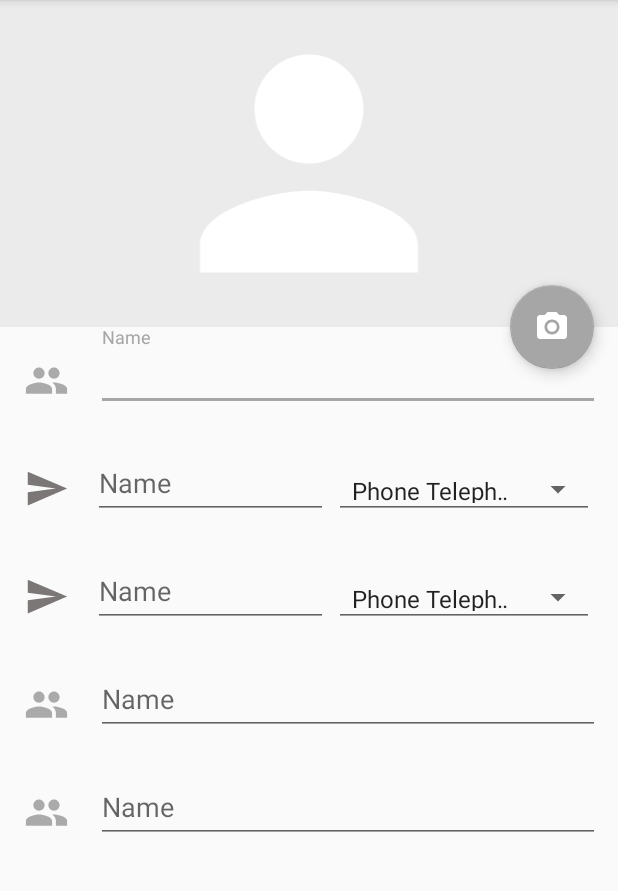
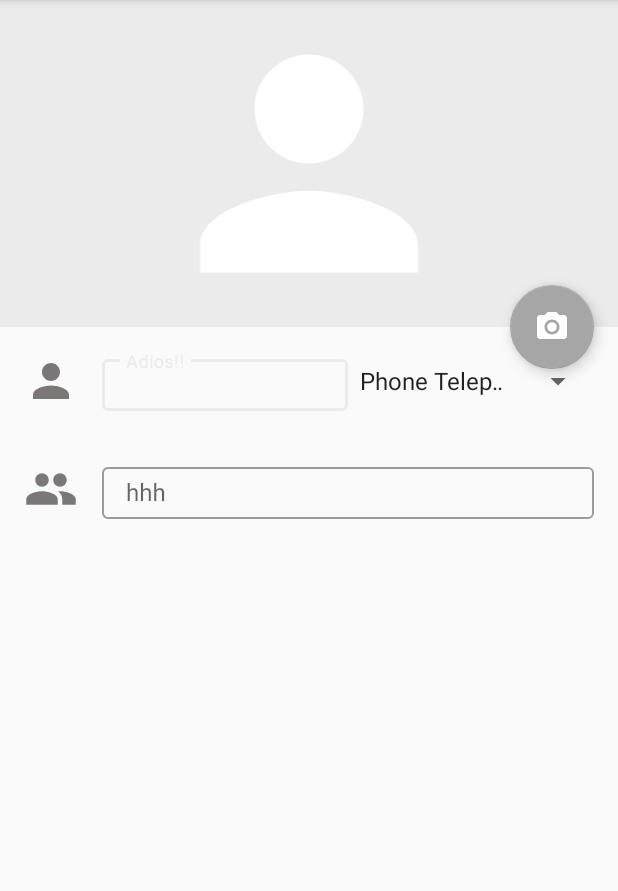
Before and after one commit to ricardomorarey/Interface, an Android app: the screen it shows after launch (MainActivity), on a phone screen of 412 x 824 dp, the part 84-975 px from its top. Run offline under Robolectric (Android 15) with nearby library versions, the light colour scheme and no system bars.

Commit message:
outline refactor

```diff
--- a/app/src/main/AndroidManifest.xml
+++ b/app/src/main/AndroidManifest.xml
@@ -16,7 +16,7 @@
         android:roundIcon="@mipmap/ic_launcher_round"
         android:supportsRtl="true"
         android:theme="@style/AppTheme">
-        <activity android:name=".Componentes">
+        <activity android:name=".Componentes.Componentes">
             android:label="@string/app_name"
             android:theme="@style/AppTheme2">
         </activity>
--- a/app/src/main/java/com/ricardo/interfaces/Componentes.kt
+++ b/app/src/main/java/com/ricardo/interfaces/Componentes/Componentes.kt
@@ -1,7 +1,8 @@
-package com.ricardo.interfaces
+package com.ricardo.interfaces.Componentes
 
 import androidx.appcompat.app.AppCompatActivity
 import android.os.Bundle
+import com.ricardo.interfaces.R
 
 class Componentes : AppCompatActivity() {
 
--- /dev/null
+++ b/app/src/main/java/com/ricardo/interfaces/Componentes/ItemMain.kt
@@ -0,0 +1,29 @@
+package com.ricardo.interfaces.Componentes
+
+import android.content.Context
+import android.util.AttributeSet
+import android.view.View
+import android.widget.EditText
+import android.widget.ImageView
+import android.widget.LinearLayout
+import com.ricardo.interfaces.R
+
+class ItemMain(context: Context?, attrs: AttributeSet?): LinearLayout(context, attrs) {
+
+    private val icon: ImageView
+    private val editText: EditText
+
+    init {
+        View.inflate(this.context, R.layout.item_input_text,this)
+
+        icon = findViewById(R.id.imageView7)
+        editText = findViewById(R.id.editText6)
+
+        attrs?.let {
+            val typeArray = context!!.obtainStyledAttributes(it,
+                R.styleable.ItemMain, 0, 0)
+            editText.hint = typeArray.getString(R.styleable.ItemMain_im_et)
+        }
+
+    }
+}
--- /dev/null
+++ b/app/src/main/java/com/ricardo/interfaces/Componentes/ItemMainSpinner.kt
@@ -0,0 +1,31 @@
+package com.ricardo.interfaces.Componentes
+
+import android.content.Context
+import android.util.AttributeSet
+import android.view.View
+import android.widget.EditText
+import android.widget.ImageView
+import android.widget.LinearLayout
+import com.google.android.material.textfield.TextInputLayout
+import com.ricardo.interfaces.R
+
+class ItemMainSpinner(context: Context?, attrs: AttributeSet?): LinearLayout(context, attrs) {
+
+    private val icon: ImageView
+
+    private val editText: TextInputLayout
+
+    init {
+        View.inflate(this.context, R.layout.item_imput_text_spinner,this)
+
+        icon = findViewById(R.id.imageView7)
+        editText = findViewById(R.id.inputNickName)
+
+        attrs?.let {
+            val typeArray = context!!.obtainStyledAttributes(it,
+                R.styleable.ItemMainSpinner, 0, 0)
+            editText.hint = typeArray.getString(R.styleable.ItemMainSpinner_ims_editspin)
+        }
+
+    }
+}
--- a/app/src/main/java/com/ricardo/interfaces/MiComponente.kt
+++ b/app/src/main/java/com/ricardo/interfaces/Componentes/MiComponente.kt
@@ -1,8 +1,9 @@
-package com.ricardo.interfaces
+package com.ricardo.interfaces.Componentes
 
 import android.content.Context
 import android.util.AttributeSet
 import android.widget.RelativeLayout
+import com.ricardo.interfaces.R
 
 class MiComponente(context: Context, attrs: AttributeSet) : RelativeLayout(context, attrs){
 
--- a/app/src/main/java/com/ricardo/interfaces/MiNomponente2.kt
+++ b/app/src/main/java/com/ricardo/interfaces/Componentes/MiNomponente2.kt
@@ -1,8 +1,9 @@
-package com.ricardo.interfaces
+package com.ricardo.interfaces.Componentes
 
 import android.content.Context
 import android.util.AttributeSet
 import android.widget.LinearLayout
+import com.ricardo.interfaces.R
 
 class MiNomponente2 (context: Context, attrs: AttributeSet) : LinearLayout(context, attrs){
 
--- a/app/src/main/java/com/ricardo/interfaces/SummaryText.kt
+++ b/app/src/main/java/com/ricardo/interfaces/Componentes/SummaryText.kt
@@ -1,4 +1,4 @@
-package com.ricardo.interfaces
+package com.ricardo.interfaces.Componentes
 
 import android.content.Context
 import android.util.AttributeSet
@@ -6,6 +6,7 @@ import android.view.View
 import android.widget.ImageView
 import android.widget.LinearLayout
 import android.widget.TextView
+import com.ricardo.interfaces.R
 
 class SummaryText(context: Context?, attrs: AttributeSet?) : LinearLayout(context, attrs) {
 
@@ -20,7 +21,8 @@ class SummaryText(context: Context?, attrs: AttributeSet?) : LinearLayout(contex
         summary = findViewById(R.id.tv_decription)
 
         attrs?.let {
-            val typeArray = context!!.obtainStyledAttributes(it, R.styleable.SummaryText, 0, 0)
+            val typeArray = context!!.obtainStyledAttributes(it,
+                R.styleable.SummaryText, 0, 0)
             title.text = typeArray.getString(R.styleable.SummaryText_st_title)
             summary.text = typeArray.getString(R.styleable.SummaryText_st_summary)
 
--- a/app/src/main/java/com/ricardo/interfaces/activities/ChicaLayout.kt
+++ b/app/src/main/java/com/ricardo/interfaces/activities/ChicaLayout.kt
@@ -5,7 +5,7 @@ import androidx.appcompat.app.AppCompatActivity
 import android.os.Bundle
 import android.view.Menu
 import androidx.drawerlayout.widget.DrawerLayout
-import com.ricardo.interfaces.Componentes
+import com.ricardo.interfaces.Componentes.Componentes
 import com.ricardo.interfaces.R
 import kotlinx.android.synthetic.main.activity_chica_layout.*
 
--- /dev/null
+++ b/app/src/main/res/drawable/border.xml
@@ -0,0 +1,8 @@
+<?xml version="1.0" encoding="utf-8"?>
+<selector xmlns:android="http://schemas.android.com/apk/res/android">
+    <shape xmlns:android="http://schemas.android.com/apk/res/android"/>
+    <solid android:color="#80ffffff"/>
+    <stroke android:width="1dip" android:color="#ff0000"/>
+    <corners android:radius="3dip"/>
+    <padding android:bottom="0dip" android:left="0dip" android:right="0dip" android:top="0dip"/>
+</selector>
--- a/app/src/main/res/layout/activity_chica_layout.xml
+++ b/app/src/main/res/layout/activity_chica_layout.xml
@@ -62,18 +62,18 @@
             android:layout_width="match_parent"
             android:layout_height="wrap_content">
 
-            <com.ricardo.interfaces.SummaryText
+            <com.ricardo.interfaces.Componentes.SummaryText
                 android:layout_width="match_parent"
                 android:layout_height="wrap_content"
                 app:st_title="Hola"
                 app:st_summary="Pruebas"/>
 
-            <com.ricardo.interfaces.SummaryText
+            <com.ricardo.interfaces.Componentes.SummaryText
                 android:layout_width="match_parent"
                 android:layout_height="wrap_content"
                 app:st_title="Pruebas"
                 app:st_summary="Testo decripinaosjnd"/>
-            <com.ricardo.interfaces.SummaryText
+            <com.ricardo.interfaces.Componentes.SummaryText
                 android:layout_width="match_parent"
                 android:layout_height="wrap_content"/>
 
--- a/app/src/main/res/layout/activity_componentes.xml
+++ b/app/src/main/res/layout/activity_componentes.xml
@@ -5,7 +5,7 @@
     xmlns:tools="http://schemas.android.com/tools"
     android:layout_width="match_parent"
     android:layout_height="match_parent"
-    tools:context=".Componentes">
+    tools:context=".Componentes.Componentes">
 
     <com.google.android.material.appbar.AppBarLayout
         android:id="@+id/appbar"
@@ -22,14 +22,14 @@
 
     </com.google.android.material.appbar.AppBarLayout>
 
-    <com.ricardo.interfaces.MiComponente
+    <com.ricardo.interfaces.Componentes.MiComponente
         android:id="@+id/miComponente"
         android:layout_width="match_parent"
         android:layout_height="wrap_content"
         android:layout_marginTop="70dp"
         android:padding="16dp"/>
 
-    <com.ricardo.interfaces.MiNomponente2
+    <com.ricardo.interfaces.Componentes.MiNomponente2
         android:id="@+id/miComponente2"
         android:layout_width="match_parent"
         android:layout_height="wrap_content"
--- a/app/src/main/res/layout/content_main.xml
+++ b/app/src/main/res/layout/content_main.xml
@@ -12,30 +12,6 @@
     <androidx.constraintlayout.widget.ConstraintLayout
         android:layout_width="match_parent"
         android:layout_height="match_parent">
-
-        <LinearLayout
-            android:id="@+id/linearLayout4"
-            android:layout_width="match_parent"
-            android:layout_height="wrap_content"
-            android:orientation="vertical"
-            app:layout_constraintBottom_toBottomOf="parent"
-            app:layout_constraintEnd_toEndOf="parent"
-            app:layout_constraintHorizontal_bias="0.0"
-            app:layout_constraintStart_toStartOf="parent"
-            app:layout_constraintTop_toBottomOf="@+id/linearLayout3"
-            app:layout_constraintVertical_bias="1.0">
-
-            <include layout="@layout/item_input_text"/>
-
-            <include layout="@layout/item_imput_text_spinner"/>
-
-            <include layout="@layout/item_imput_text_spinner"/>
-
-            <include layout="@layout/item_input_text"/>
-
-            <include layout="@layout/item_input_text"/>
-
-        </LinearLayout>
 
         <LinearLayout
             android:id="@+id/linearLayout3"
@@ -66,7 +42,31 @@
             app:layout_constraintEnd_toEndOf="parent"
             app:layout_constraintTop_toBottomOf="@+id/linearLayout3"
             app:srcCompat="@drawable/ic_menu_camera"/>
-    </androidx.constraintlayout.widget.ConstraintLayout>
+
+        <LinearLayout
+            android:id="@+id/linearLayout4"
+            android:layout_width="match_parent"
+            android:layout_height="wrap_content"
+            android:orientation="vertical"
+            app:layout_constraintBottom_toBottomOf="parent"
+            app:layout_constraintEnd_toEndOf="parent"
+            app:layout_constraintHorizontal_bias="0.0"
+            app:layout_constraintStart_toStartOf="parent"
+            app:layout_constraintTop_toBottomOf="@+id/linearLayout3"
+            app:layout_constraintVertical_bias="1.0">
+
+            <com.ricardo.interfaces.Componentes.ItemMainSpinner
+                android:layout_height="wrap_content"
+                android:layout_width="match_parent"
+                app:ims_editspin="Adios!!"/>
+            <com.ricardo.interfaces.Componentes.ItemMain
+                android:layout_width="match_parent"
+                android:layout_height="wrap_content"
+                app:im_et="Hola f"/>
 
 
+
+
+        </LinearLayout>
+    </androidx.constraintlayout.widget.ConstraintLayout>
 </androidx.core.widget.NestedScrollView>
--- a/app/src/main/res/layout/item_imput_text_spinner.xml
+++ b/app/src/main/res/layout/item_imput_text_spinner.xml
@@ -1,49 +1,49 @@
 <?xml version="1.0" encoding="utf-8"?>
 <LinearLayout xmlns:android="http://schemas.android.com/apk/res/android"
               xmlns:app="http://schemas.android.com/apk/res-auto"
+              xmlns:tools="http://schemas.android.com/tools"
               android:layout_width="match_parent"
-              android:layout_height="wrap_content"
+              android:layout_height="72dp"
               android:orientation="horizontal"
-              android:paddingLeft="16dp"
-              android:paddingRight="16dp">
+              android:padding="16dp">
+
 
     <ImageView
         android:id="@+id/imageView7"
-        android:layout_width="30dp"
-        android:layout_height="30dp"
+        android:layout_width="36dp"
+        android:layout_height="36dp"
         android:layout_gravity="center"
+        android:layout_marginRight="16dp"
         android:tint="@color/colorDarkGreyMio"
-        app:srcCompat="@drawable/ic_menu_send"/>
+        app:srcCompat="@drawable/ic_person_black_24dp"/>
 
     <com.google.android.material.textfield.TextInputLayout
+        android:id="@+id/inputNickName"
+        style="@style/Widget.MaterialComponents.TextInputLayout.OutlinedBox"
         android:layout_width="0dp"
-        android:layout_height="wrap_content"
-        android:layout_weight="1">
+        android:layout_height="40dp"
+        android:layout_gravity="center"
+        android:layout_weight="1"
+        android:theme="@style/round">
 
         <EditText
-            android:id="@+id/inputNickName"
             android:layout_width="match_parent"
-            android:layout_height="wrap_content"
-            android:layout_marginLeft="16dp"
-            android:layout_marginBottom="16dp"
-            android:hint="Name"/>
+            android:layout_height="wrap_content"/>
     </com.google.android.material.textfield.TextInputLayout>
 
     <Spinner
         android:id="@+id/spinner2"
-        style="@style/Widget.AppCompat.Spinner.Underlined"
+        style="@style/Widget.AppCompat.Light.Spinner.DropDown.ActionBar"
         android:layout_width="0dp"
-        android:layout_height="match_parent"
+        android:layout_height="40dp"
         android:layout_gravity="center"
-        android:layout_marginLeft="4dp"
-        android:layout_marginTop="16dp"
-        android:layout_marginBottom="16dp"
+        android:layout_marginBottom="0dp"
         android:layout_weight="1"
         android:addStatesFromChildren="false"
         android:clickable="true"
         android:contextClickable="true"
         android:ems="10"
         android:entries="@array/mockup"
-        android:spinnerMode="dialog"/>
+        android:spinnerMode="dropdown"/>
 
 </LinearLayout>
--- a/app/src/main/res/layout/item_input_text.xml
+++ b/app/src/main/res/layout/item_input_text.xml
@@ -4,34 +4,32 @@
               android:layout_width="match_parent"
               android:layout_height="wrap_content"
               android:orientation="horizontal"
-              android:paddingLeft="16dp"
-              android:paddingRight="16dp">
+              android:padding="16dp">
 
-    <ImageView
+
+<ImageView
         android:id="@+id/imageView7"
-        android:layout_width="30dp"
-        android:layout_height="30dp"
+        android:layout_width="36dp"
+        android:layout_height="36dp"
         android:layout_gravity="center"
-        android:tint="@android:color/darker_gray"
+        android:layout_marginRight="16dp"
+        android:tint="@color/colorDarkGreyMio"
         app:srcCompat="@drawable/ic_group_black_24dp"/>
 
     <com.google.android.material.textfield.TextInputLayout
+        style="@style/Widget.MaterialComponents.TextInputLayout.OutlinedBox"
         android:layout_width="0dp"
-        android:layout_height="wrap_content"
-        android:layout_weight="1">
+        android:layout_height="40dp"
+        android:layout_gravity="center"
+        android:layout_weight="1"
+        android:theme="@style/round">
 
         <EditText
             android:id="@+id/editText6"
             android:layout_width="match_parent"
             android:layout_height="wrap_content"
-            android:layout_gravity="center"
-            android:layout_marginLeft="12dp"
-            android:layout_marginBottom="16dp"
-            android:clickable="true"
-            android:ems="10"
-            android:focusable="true"
-            android:hint="Name"
-            android:inputType="textPersonName"/>
+            android:hint="hhh"
+            android:outlineProvider="bounds"/>
     </com.google.android.material.textfield.TextInputLayout>
 
 
--- a/app/src/main/res/values/attrs.xml
+++ b/app/src/main/res/values/attrs.xml
@@ -1,9 +1,5 @@
 <resources>
 
-    <!-- Declare custom theme attributes that allow changing which styles are
-         used for button bars depending on the API level.
-         ?android:attr/buttonBarStyle is new as of API 11 so this is
-         necessary to support previous API levels. -->
     <declare-styleable name="ButtonBarContainerTheme">
         <attr name="metaButtonBarStyle" format="reference"/>
         <attr name="metaButtonBarButtonStyle" format="reference"/>
@@ -15,11 +11,20 @@
         <attr name="textError" format="string"/>
     </declare-styleable>
 
-
     <declare-styleable name="SummaryText">
         <attr name="st_image" format="integer"/>
         <attr name="st_title" format="string"/>
         <attr name="st_summary" format="string"/>
     </declare-styleable>
 
+    <declare-styleable name="ItemMain">
+        <attr name="im_image" format="integer"/>
+        <attr name="im_et" format="string"/>
+    </declare-styleable>
+
+    <declare-styleable name="ItemMainSpinner">
+        <attr name="ims_icon" format="integer"/>
+        <attr name="ims_editspin" format="string"/>
+    </declare-styleable>
+
 </resources>
--- a/app/src/main/res/values/styles.xml
+++ b/app/src/main/res/values/styles.xml
@@ -55,4 +55,15 @@
         <item name="android:fontFamily"></item>
     </style>
 
+    <style name="Inout" parent="Widget.AppCompat.EditText">
+        <item name="colorAccent">#E91E63</item>
+    </style>
+
+    <style name="round" parent="Widget.MaterialComponents.TextInputLayout.OutlinedBox">
+        <item name="colorAccent">#E91E63</item>
+        <item name="android:colorAccent">#E91E63</item>
+
+
+    </style>
+
 </resources>
```
